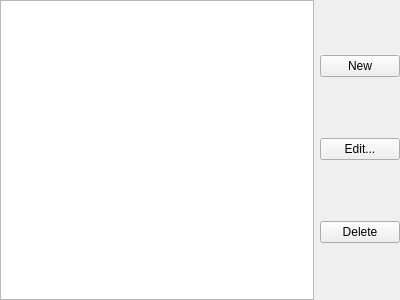
KDE/khotkeys, file kcm_hotkeys/conditions/conditions_widget.ui: the form before one commit.
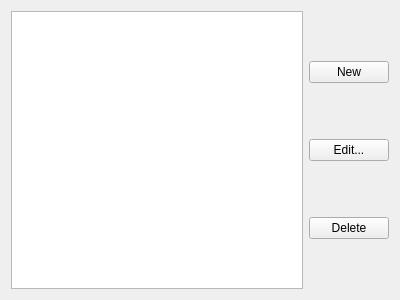
The form after the commit.

Commit message:
Remove explicit setting of margins and spacing, to get the style/platform standard.
Also align the "Command/URL" and "Shortcut" widgets towards the top, so that
they don't seem to just be stuck in the middle of a huge blank space.

Diff of the .ui file:
```diff
--- a/kcm_hotkeys/conditions/conditions_widget.ui
+++ b/kcm_hotkeys/conditions/conditions_widget.ui
@@ -10,9 +10,6 @@
    </rect>
   </property>
   <layout class="QHBoxLayout" name="horizontalLayout" >
-   <property name="margin" >
-    <number>0</number>
-   </property>
    <item>
     <widget class="QTreeWidget" name="tree" >
      <property name="headerHidden" >
```
The commit also changes 9 other files.
